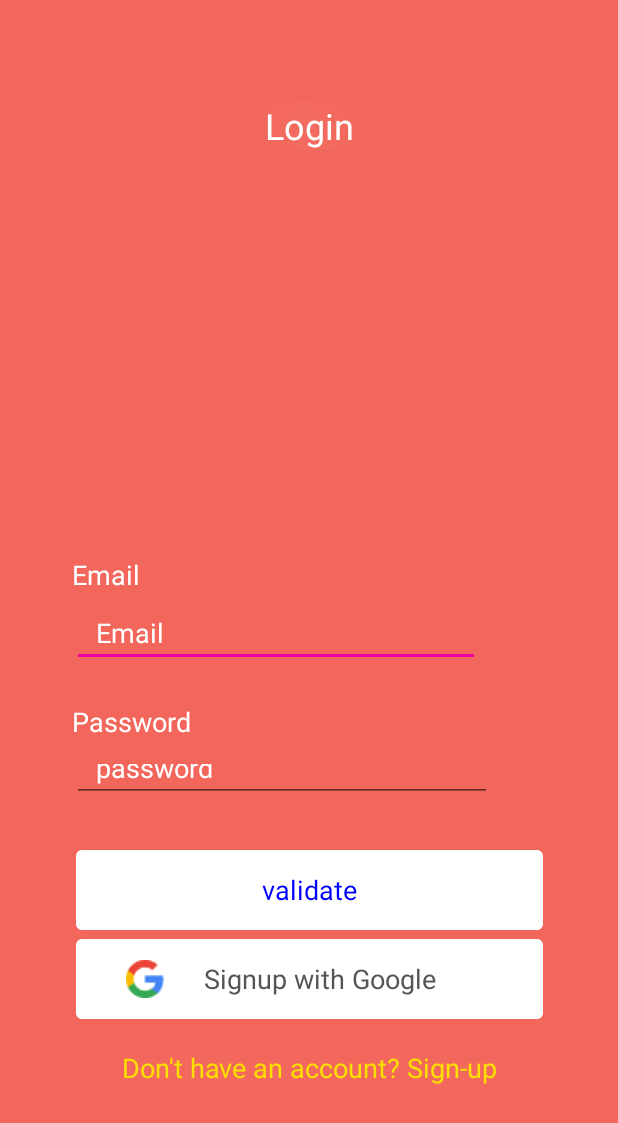
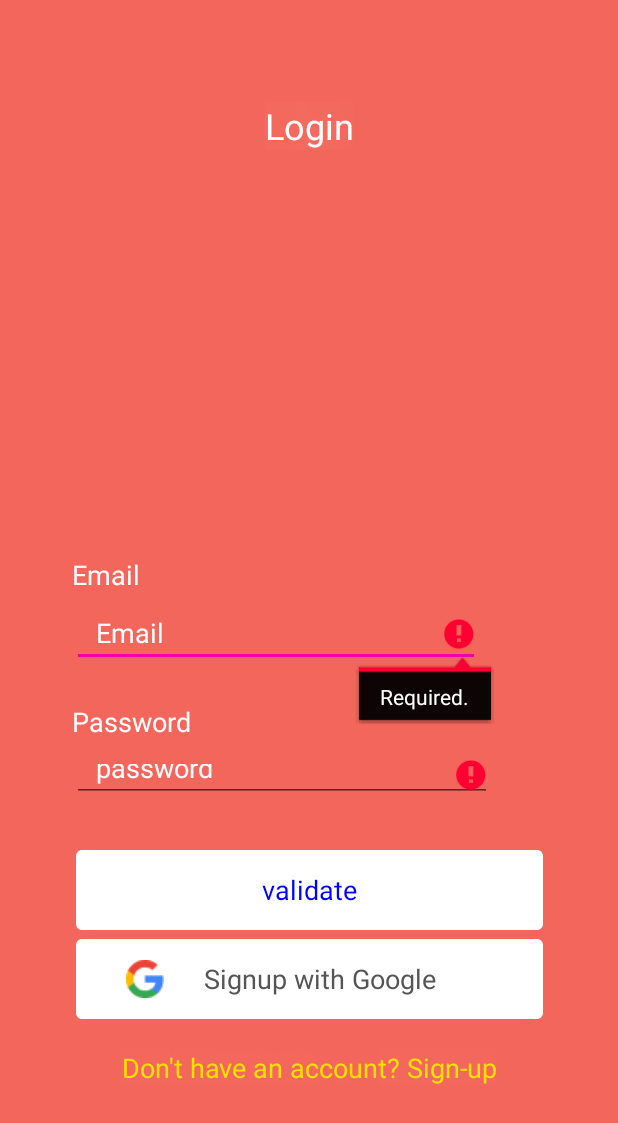
Before and after one commit to doantuyen15/TextGame, an Android app: the LoginActivity screen opened directly, with no data from a screen before it, after a tap on "validate", on a phone screen of 412 x 824 dp. Shown: the top 1123 px of the screen. Run offline under Robolectric (Android 15) with nearby library versions, the phone set to English and light mode, and no system bars; our stand-ins replace Firebase (no records; nobody signed in at launch, a user with empty details on screens opened directly).

Commit message:
update login function

```diff
--- a/app/build.gradle
+++ b/app/build.gradle
@@ -34,6 +34,7 @@ dependencies {
     implementation 'androidx.constraintlayout:constraintlayout:1.1.3'
     implementation 'com.google.firebase:firebase-auth:19.3.1'
     implementation 'com.google.firebase:firebase-database:19.3.0'
+    implementation 'com.google.firebase:firebase-auth-ktx:19.3.1'
     testImplementation 'junit:junit:4.12'
     androidTestImplementation 'androidx.test.ext:junit:1.1.1'
     androidTestImplementation 'androidx.test.espresso:espresso-core:3.2.0'
--- a/app/src/main/java/com/exercises/textgame/LoginActivity.kt
+++ b/app/src/main/java/com/exercises/textgame/LoginActivity.kt
@@ -1,6 +1,9 @@
 package com.exercises.textgame
 
 import android.os.Bundle
+import android.text.TextUtils
+import android.util.Log
+import android.view.View
 import android.widget.Toast
 import androidx.appcompat.app.AppCompatActivity
 import com.google.firebase.auth.FirebaseAuth
@@ -8,32 +11,94 @@ import com.google.firebase.database.DatabaseReference
 import com.google.firebase.database.FirebaseDatabase
 import kotlinx.android.synthetic.main.login.*
 import java.sql.DatabaseMetaData
-
+import com.google.firebase.ktx.Firebase
+import com.google.firebase.auth.ktx.auth
 
 class LoginActivity : AppCompatActivity() {
+
+    var database: DatabaseReference
+    private lateinit var auth: FirebaseAuth
+    init{
+        database = FirebaseDatabase.getInstance().reference
+    }
 
     override fun onCreate(savedInstanceState: Bundle?) {
         super.onCreate(savedInstanceState)
         setContentView(R.layout.login)
-        validate.setOnClickListener{
-            val email = Email.text.toString()
-            val password = Password.text.toString()
-            FirebaseAuth.getInstance().createUserWithEmailAndPassword(email,password)
-                .addOnCompleteListener {
-                    Toast.makeText(this, "Successful", Toast.LENGTH_LONG)
+        auth = Firebase.auth
+
+
+        validate.setOnClickListener {
+            performRegister(Email.text.toString(),Password.text.toString())
+        }
+
+        signupwithgg.setOnClickListener{
+            performLogin(Email.text.toString(),Password.text.toString())
+        }
+
+    }
+
+    private fun showProgressBar() {
+        progressBar?.visibility = View.VISIBLE
+    }
+
+    private fun hideProgressBar() {
+        progressBar?.visibility = View.INVISIBLE
+    }
+
+    private fun performRegister(email: String, password: String){
+        if (!validateForm(email,password)) {
+            return
+        }
+        showProgressBar()
+        FirebaseAuth.getInstance().createUserWithEmailAndPassword(email,password)
+            .addOnCompleteListener(this) {task ->
+                if (task.isSuccessful) {
+                    val user = auth.currentUser
+                    //updateUI(user)
+                } else {
+                    Toast.makeText(baseContext, "Failed to sign up!",
+                        Toast.LENGTH_SHORT).show()
+                    //updateUI(null)
                 }
+                hideProgressBar()
+            }
+    }
+    private  fun performLogin(email: String, password: String){
+        if (!validateForm(email,password)) {
+            return
         }
-        signupwithgg.setOnClickListener{
-            val email = Email.text.toString()
-            val password = Password.text.toString()
-            FirebaseAuth.getInstance().signInWithEmailAndPassword(email,password)
-                .addOnCompleteListener {
-                    Toast.makeText(this, "Successful", Toast.LENGTH_LONG)
+        showProgressBar()
+        FirebaseAuth.getInstance().signInWithEmailAndPassword(email,password)
+            .addOnCompleteListener(this) { task ->
+                if (task.isSuccessful) {
+                    val user = auth.currentUser
+                    Toast.makeText(baseContext, "$user", Toast.LENGTH_SHORT).show()
+                    //updateUI(user)
+                } else {
+                    Toast.makeText(baseContext, "Authentication failed.", Toast.LENGTH_SHORT).show()
+                    //updateUI(null)
                 }
+                hideProgressBar()
+            }
+    }
+    private fun validateForm(email : String, password : String): Boolean {
+        var valid = true
+
+        if (TextUtils.isEmpty(email)) {
+            Email.error = "Required."
+            valid = false
+        } else {
+            Email.error = null
         }
-        private lateinit var database: DatabaseReference
-        database = Firebase.database.reference
-        var text = database.getReference("User")
-        text.setValue("hello")
+
+        if (TextUtils.isEmpty(password)) {
+            Password.error = "Required."
+            valid = false
+        } else {
+            Password.error = null
+        }
+
+        return valid
     }
 }
--- a/app/src/main/java/com/exercises/textgame/SplashActivity.kt
+++ b/app/src/main/java/com/exercises/textgame/SplashActivity.kt
@@ -22,7 +22,7 @@ class SplashActivity : AppCompatActivity() {
             }
 
             override fun onAnimationEnd(animation: Animation?) {
-                logo_splash.setVisibility(View.GONE)
+                logo_splash.visibility = View.INVISIBLE
                 startActivity(Intent(this@SplashActivity,MainActivity::class.java))
                 overridePendingTransition(R.anim.fade_in,R.anim.fade_out)
             }
--- a/app/src/main/res/layout/login.xml
+++ b/app/src/main/res/layout/login.xml
@@ -124,5 +124,16 @@
         app:layout_constraintEnd_toEndOf="parent"
         app:layout_constraintStart_toStartOf="parent" />
 
+    <ProgressBar
+        android:id="@+id/progressBar"
+        style="?android:attr/progressBarStyle"
+        android:layout_width="76dp"
+        android:layout_height="62dp"
+        android:visibility="invisible"
+        app:layout_constraintBottom_toTopOf="@+id/Email"
+        app:layout_constraintEnd_toEndOf="parent"
+        app:layout_constraintStart_toStartOf="parent"
+        app:layout_constraintTop_toBottomOf="@+id/login" />
+
 
 </androidx.constraintlayout.widget.ConstraintLayout>
```
Also changed, not shown: app/src/main/java/com/exercises/textgame/MainActivity.kt (+14 -3 lines).
